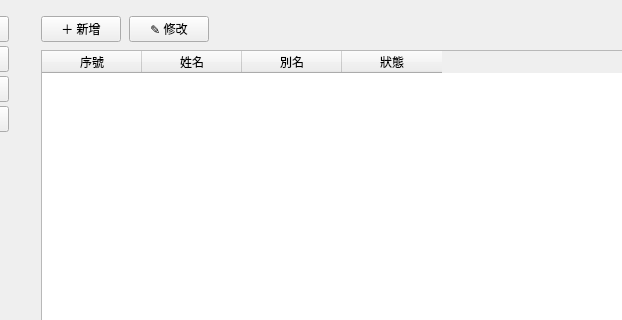
jerrygskk/project_police, file layouts/Layout7.ui: the form before one commit; both pictures show x 139 to 761 and y 0 to 320 of the 1100 by 768 pixel window.
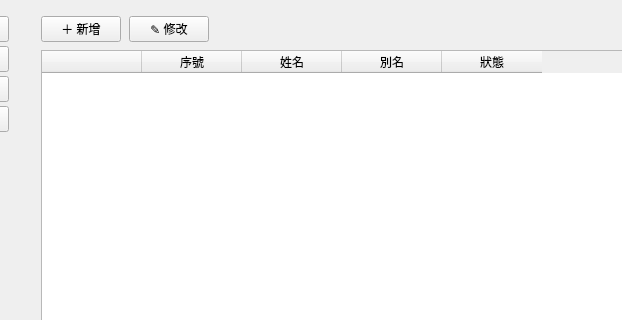
The form after the commit. The open tabs and pages were chosen to show the change.

Commit message:
feat(ui): 強化隱藏操作可見性（編號連結游標、排序拖拉把手）
- 編號連結加手指游標＋tooltip：收/發/陳報頁（cellWidget QLabel）直接設
  PointingHandCursor；瀏覽/歸檔頁（純 item）新增可重用 LinkCursorFilter
  於 viewport 處理，零建表成本、不退回 cellWidget；tooltip 併進
  applyLinkStyle 單一來源，依底線（=可點）自動同步權限切換。
- 設定頁三張排序表新增 ⠿ 拖拉把手欄（次要灰 #8e8e93），欄索引改用
  _HANDLE_COL/_SEQ_COL 常數；Layout7.ui 各表前置一空標題把手欄。
- 去除設定頁排序表點擊後的儲存格焦點外框（_NoFocusDelegate 去
  State_HasFocus＋outline:0），保留列選取底色供拖拉。
- 別名 placeholder 移除「（可空）」。

What changed in the file:
```diff
--- a/layouts/Layout7.ui
+++ b/layouts/Layout7.ui
@@ -238,6 +238,7 @@
             <item>
              <widget class="QTableWidget" name="tbl_personnel">
               <property name="selectionBehavior"><enum>QAbstractItemView::SelectRows</enum></property>
+              <column><property name="text"><string/></property></column>
               <column><property name="text"><string>序號</string></property></column>
               <column><property name="text"><string>姓名</string></property></column>
               <column><property name="text"><string>別名</string></property></column>
```
Left out of the diff: 2 changed lines with no effect on the pictures. The commit also changes 7 other files.
